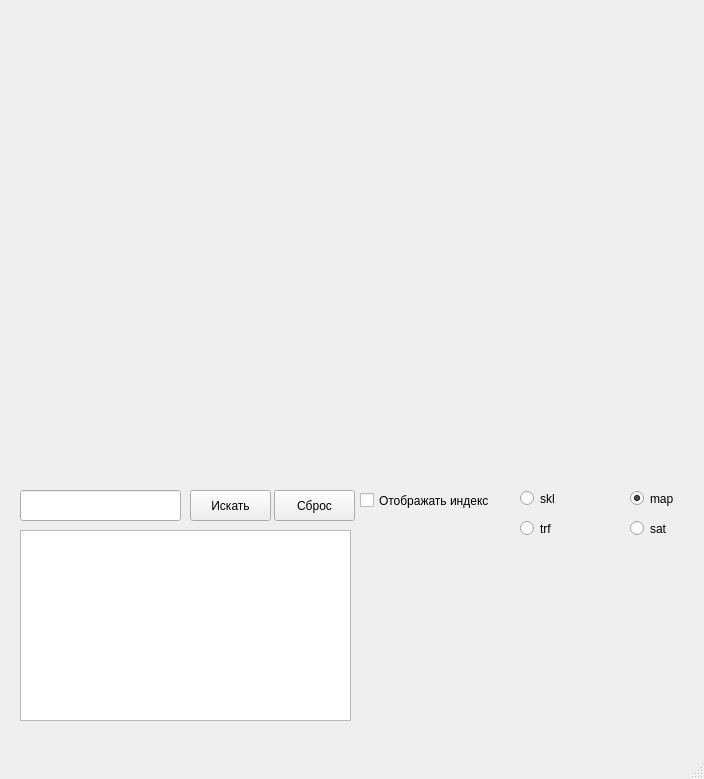
Before: the Qt Designer form 1.ui in Charmink/Api, drawn with Qt 5.
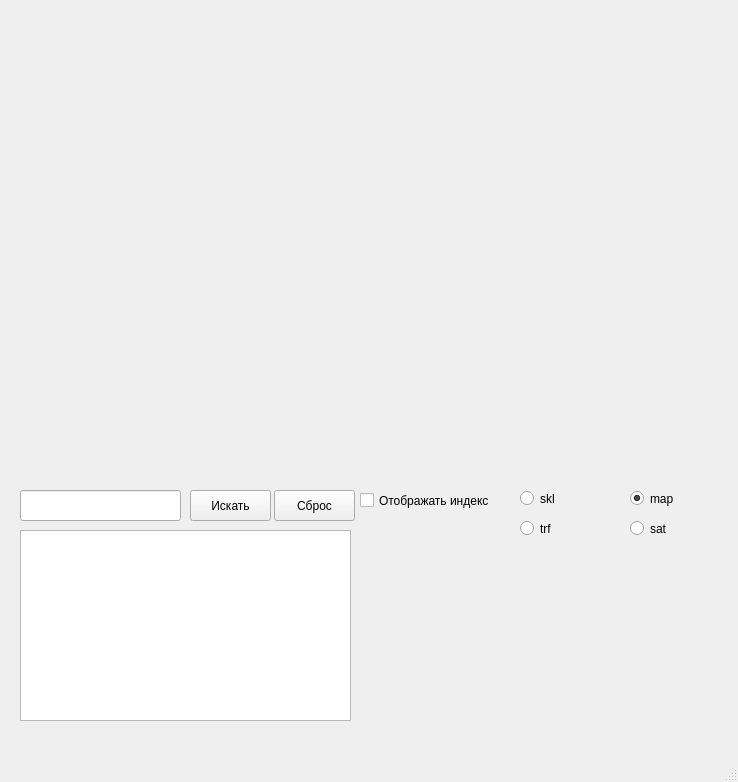
After: the same form once the commit is applied.

```diff
--- a/1.ui
+++ b/1.ui
@@ -6,8 +6,8 @@
    <rect>
     <x>0</x>
     <y>0</y>
-    <width>704</width>
-    <height>779</height>
+    <width>738</width>
+    <height>782</height>
    </rect>
   </property>
   <property name="windowTitle">
@@ -17,10 +17,10 @@
    <widget class="QLabel" name="label">
     <property name="geometry">
      <rect>
-      <x>0</x>
-      <y>0</y>
-      <width>701</width>
-      <height>421</height>
+      <x>10</x>
+      <y>10</y>
+      <width>691</width>
+      <height>411</height>
      </rect>
     </property>
     <property name="font">
```
Left out of the diff: 2 changed lines with no effect on the pictures.
